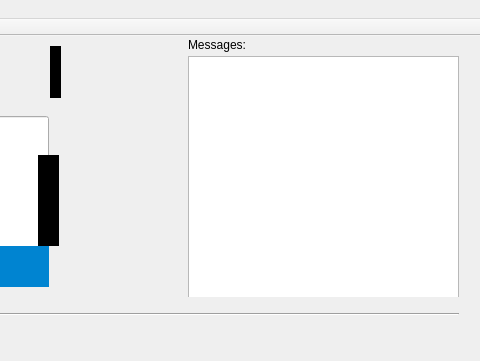
The window that mainwindow.ui (VConstans/IHMEcluse) describes before a commit, drawn with Qt 5; both pictures show x 392 to 872 and y 0 to 361 of the 872 by 800 pixel window.
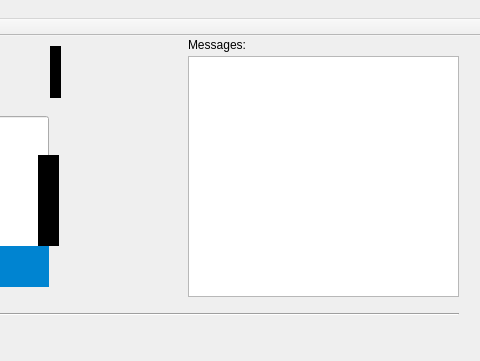
The same window after the commit. Icons and pictures are not drawn. Custom widgets are drawn as their Qt base class.

Patch:
```diff
--- a/mainwindow.ui
+++ b/mainwindow.ui
@@ -1085,7 +1085,7 @@
         <x>10</x>
         <y>0</y>
         <width>271</width>
-        <height>261</height>
+        <height>241</height>
        </rect>
       </property>
      </widget>
```
Left out of the diff: 2 changed lines with no effect on the pictures.
